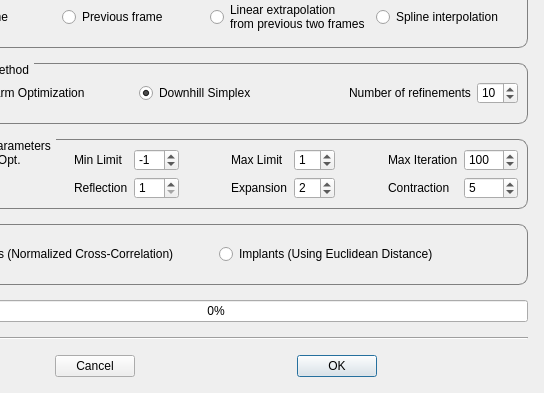
The window that autoscoper/src/ui/ui-files/TrackingOptionsDialog.ui (BrownBiomechanics/Autoscoper) describes before a commit, drawn with Qt 5; both pictures show x 112 to 656 and y 106 to 499 of the 656 by 499 pixel window.
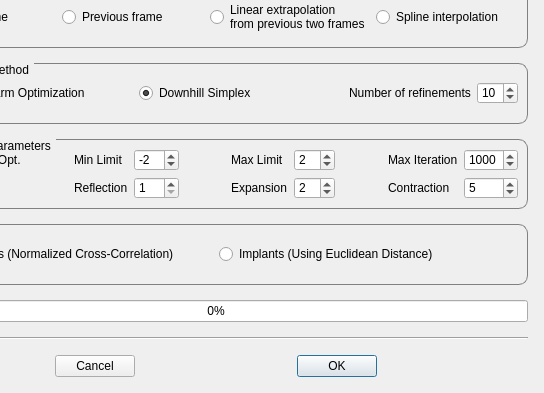
The same window after the commit.

Patch:
```diff
--- a/autoscoper/src/ui/ui-files/TrackingOptionsDialog.ui
+++ b/autoscoper/src/ui/ui-files/TrackingOptionsDialog.ui
@@ -397,7 +397,7 @@
            <number>0</number>
           </property>
           <property name="value">
-           <number>-1</number>
+           <number>-2</number>
           </property>
           <property name="displayIntegerBase">
            <number>10</number>
@@ -433,7 +433,7 @@
            <number>20</number>
           </property>
           <property name="value">
-           <number>1</number>
+           <number>2</number>
           </property>
          </widget>
         </item>
@@ -546,14 +546,14 @@
         <item row="1" column="9">
          <widget class="QSpinBox" name="spinBox_inner_iter">
           <property name="minimum">
-           <number>10</number>
-          </property>
-          <property name="maximum">
-           <number>9999</number>
-          </property>
-          <property name="value">
            <number>100</number>
           </property>
+          <property name="maximum">
+           <number>9999</number>
+          </property>
+          <property name="value">
+           <number>1000</number>
+          </property>
          </widget>
         </item>
         <item row="1" column="8">
```
